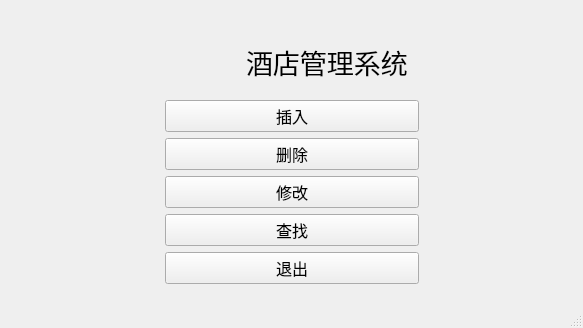
Old version of the form Hotel Managing System/Hotel Managing System.ui in the repository Shu-Huai/Hotel-Managing-System.
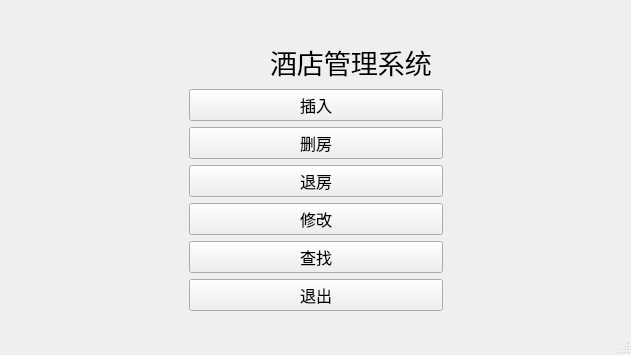
New version of the form. Icons and pictures are not drawn.

```diff
--- a/Hotel Managing System/Hotel Managing System.ui
+++ b/Hotel Managing System/Hotel Managing System.ui
@@ -6,14 +6,14 @@
    <rect>
     <x>0</x>
     <y>0</y>
-    <width>583</width>
-    <height>328</height>
+    <width>631</width>
+    <height>355</height>
    </rect>
   </property>
   <property name="minimumSize">
    <size>
-    <width>583</width>
-    <height>328</height>
+    <width>631</width>
+    <height>355</height>
    </size>
   </property>
   <property name="windowTitle">
@@ -155,7 +155,20 @@
           </font>
          </property>
          <property name="text">
-          <string>删除</string>
+          <string>删房</string>
+         </property>
+        </widget>
+       </item>
+       <item>
+        <widget class="QPushButton" name="checkOutButton">
+         <property name="font">
+          <font>
+           <family>宋体</family>
+           <pointsize>12</pointsize>
+          </font>
+         </property>
+         <property name="text">
+          <string>退房</string>
          </property>
         </widget>
        </item>
```
Left out of the diff: 4 changed lines with no effect on the pictures.
